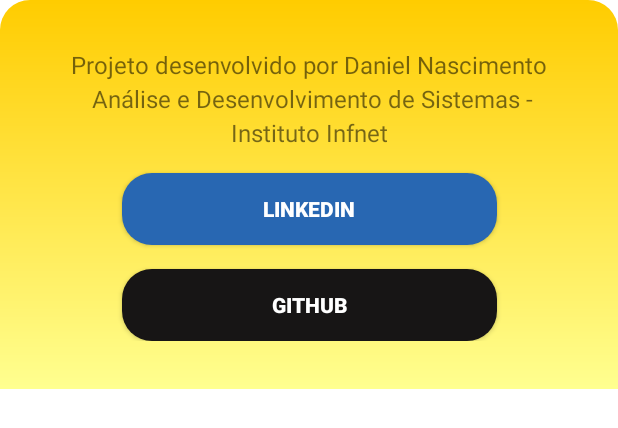
After one commit to danielrn07/app_quiz, an Android app: the layout custom_bottom_sheet.xml on its own in the app's theme, with its tools: preview values and no code run, on a phone screen of 412 x 824 dp. The commit adds this screen. Shown: the top 428 px of the screen. Run offline under Robolectric (Android 15) with nearby library versions, the phone set to English and light mode, and no system bars.

Commit message:
Implementa dialog com informações sobre o aplicativo

```diff
--- /dev/null
+++ b/app/src/main/res/drawable/bg_custom_dialog.xml
@@ -0,0 +1,19 @@
+<?xml version="1.0" encoding="utf-8"?>
+<shape xmlns:android="http://schemas.android.com/apk/res/android"
+    android:shape="rectangle"
+    >
+
+    <corners
+        android:topLeftRadius="20dp"
+        android:topRightRadius="20dp"
+        />
+
+    <gradient
+        android:startColor="#ffff90"
+        android:endColor="#ffcc00"
+        android:angle="90"
+
+        />
+
+
+</shape>
--- /dev/null
+++ b/app/src/main/res/drawable/ic_menu.xml
@@ -0,0 +1,5 @@
+<vector android:height="50dp" android:tint="#ffffff"
+    android:viewportHeight="24" android:viewportWidth="24"
+    android:width="50dp" xmlns:android="http://schemas.android.com/apk/res/android">
+    <path android:fillColor="@android:color/white" android:pathData="M3,18h18v-2L3,16v2zM3,13h18v-2L3,11v2zM3,6v2h18L21,6L3,6z"/>
+</vector>
--- /dev/null
+++ b/app/src/main/res/layout/custom_bottom_sheet.xml
@@ -0,0 +1,54 @@
+<?xml version="1.0" encoding="utf-8"?>
+<androidx.constraintlayout.widget.ConstraintLayout xmlns:android="http://schemas.android.com/apk/res/android"
+    xmlns:app="http://schemas.android.com/apk/res-auto"
+    android:layout_width="match_parent"
+    android:layout_height="wrap_content"
+    android:background="@drawable/bg_custom_dialog"
+    android:padding="32dp"
+    >
+
+    <TextView
+        android:id="@+id/tv_titulo"
+        android:layout_width="match_parent"
+        android:layout_height="wrap_content"
+        android:lineSpacingExtra="4dp"
+        android:text="Projeto desenvolvido por Daniel Nascimento\n Análise e Desenvolvimento de Sistemas - Instituto Infnet"
+        android:textSize="16sp"
+        android:textAlignment="center"
+        app:layout_constraintEnd_toEndOf="parent"
+        app:layout_constraintStart_toStartOf="parent"
+        app:layout_constraintTop_toTopOf="parent" />
+
+    <androidx.appcompat.widget.AppCompatButton
+        android:id="@+id/btn_linkedin"
+        android:layout_width="250dp"
+        android:layout_height="wrap_content"
+        android:layout_marginHorizontal="32dp"
+        android:layout_marginTop="16dp"
+        android:text="Linkedin"
+        android:textColor="@color/white"
+        android:textStyle="bold"
+        android:backgroundTint="#2867b2"
+        android:background="@drawable/bg_button"
+        app:layout_constraintEnd_toEndOf="parent"
+        app:layout_constraintStart_toStartOf="parent"
+        app:layout_constraintTop_toBottomOf="@+id/tv_titulo" />
+
+    <androidx.appcompat.widget.AppCompatButton
+        android:id="@+id/btn_github"
+        android:layout_width="250dp"
+        android:layout_height="wrap_content"
+        android:layout_marginHorizontal="32dp"
+        android:layout_marginTop="16dp"
+        android:text="GitHub"
+        android:textColor="@color/white"
+        android:textStyle="bold"
+        android:backgroundTint="#171515"
+        android:background="@drawable/bg_button"
+        app:layout_constraintEnd_toEndOf="parent"
+        app:layout_constraintStart_toStartOf="parent"
+        app:layout_constraintTop_toBottomOf="@+id/btn_linkedin"
+        app:layout_goneMarginTop="32dp" />
+
+
+</androidx.constraintlayout.widget.ConstraintLayout>
--- a/app/src/main/res/layout/question_item_list.xml
+++ b/app/src/main/res/layout/question_item_list.xml
@@ -18,7 +18,7 @@
         android:textSize="16sp"
         android:text="Teste"
         android:textStyle="bold"
-        android:background="@drawable/shape_button"
+        android:background="@drawable/bg_button"
         />
 
 </LinearLayout>
--- a/app/src/main/res/values/themes.xml
+++ b/app/src/main/res/values/themes.xml
@@ -1,9 +1,12 @@
 <resources xmlns:tools="http://schemas.android.com/tools">
     <!-- Base application theme. -->
-    <style name="Theme.App_quiz_assessment" parent="Theme.MaterialComponents.DayNight.DarkActionBar">
+    <style name="Theme.App_quiz_assessment" parent="Theme.MaterialComponents.DayNight.NoActionBar">
         <!-- Primary brand color. -->
         <item name="colorPrimary">@color/purple_500</item>
-        <item name="colorPrimaryVariant">@color/purple_700</item>
+
+        // Cor da barra
+        <item name="colorPrimaryVariant">#ffffff</item>
+
         <item name="colorOnPrimary">@color/white</item>
         <!-- Secondary brand color. -->
         <item name="colorSecondary">@color/teal_200</item>
@@ -13,4 +16,13 @@
         <item name="android:statusBarColor" tools:targetApi="l">?attr/colorPrimaryVariant</item>
         <!-- Customize your theme here. -->
     </style>
+
+    <style name="BottomSheetDialog" parent="Theme.Design.Light.BottomSheetDialog">
+        <item name="bottomSheetStyle">@style/BottomSheetStyle</item>
+    </style>
+
+    <style name="BottomSheetStyle" parent="Widget.Design.BottomSheet.Modal">
+        <item name="android:background">@android:color/transparent</item>
+    </style>
+
 </resources>
```
Also changed, not shown: app/src/main/java/br/edu/infnet/app_quiz_assessment/InitialActivity.kt (+23 -0 lines), app/src/main/res/drawable/ic_question.xml (+3 -4 lines), app/src/main/res/layout/activity_initial.xml (+13 -13 lines), app/src/main/res/drawable/bg_button.xml (renamed from app/src/main/res/drawable/shape_button.xml).
